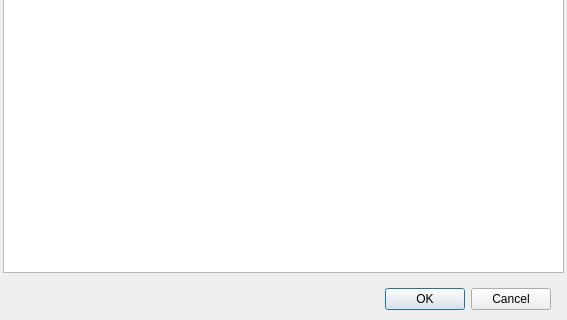
First picture: the form in scriptwindow.ui, repository gladiadores-depresion-y-jet/INVINSIBLE-MyIDE, before the edit; both pictures show x 0 to 567 and y 217 to 537 of the 567 by 537 pixel window.
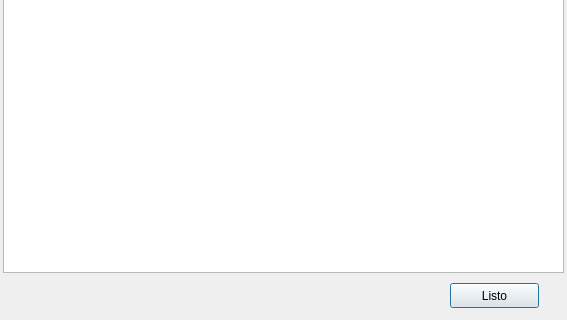
Second picture: the form after the edit.

The edit to the form file:
```diff
--- a/scriptwindow.ui
+++ b/scriptwindow.ui
@@ -13,22 +13,6 @@
   <property name="windowTitle">
    <string>Script</string>
   </property>
-  <widget class="QDialogButtonBox" name="buttonBox">
-   <property name="geometry">
-    <rect>
-     <x>210</x>
-     <y>500</y>
-     <width>341</width>
-     <height>32</height>
-    </rect>
-   </property>
-   <property name="orientation">
-    <enum>Qt::Horizontal</enum>
-   </property>
-   <property name="standardButtons">
-    <set>QDialogButtonBox::Cancel|QDialogButtonBox::Ok</set>
-   </property>
-  </widget>
   <widget class="QPlainTextEdit" name="plainTextEdit">
    <property name="geometry">
     <rect>
@@ -39,6 +23,19 @@
     </rect>
    </property>
   </widget>
+  <widget class="QPushButton" name="doneButton">
+   <property name="geometry">
+    <rect>
+     <x>450</x>
+     <y>500</y>
+     <width>89</width>
+     <height>25</height>
+    </rect>
+   </property>
+   <property name="text">
+    <string>Listo</string>
+   </property>
+  </widget>
  </widget>
  <resources/>
  <connections>
```
Left out of the diff: 35 changed lines with no effect on the pictures.
